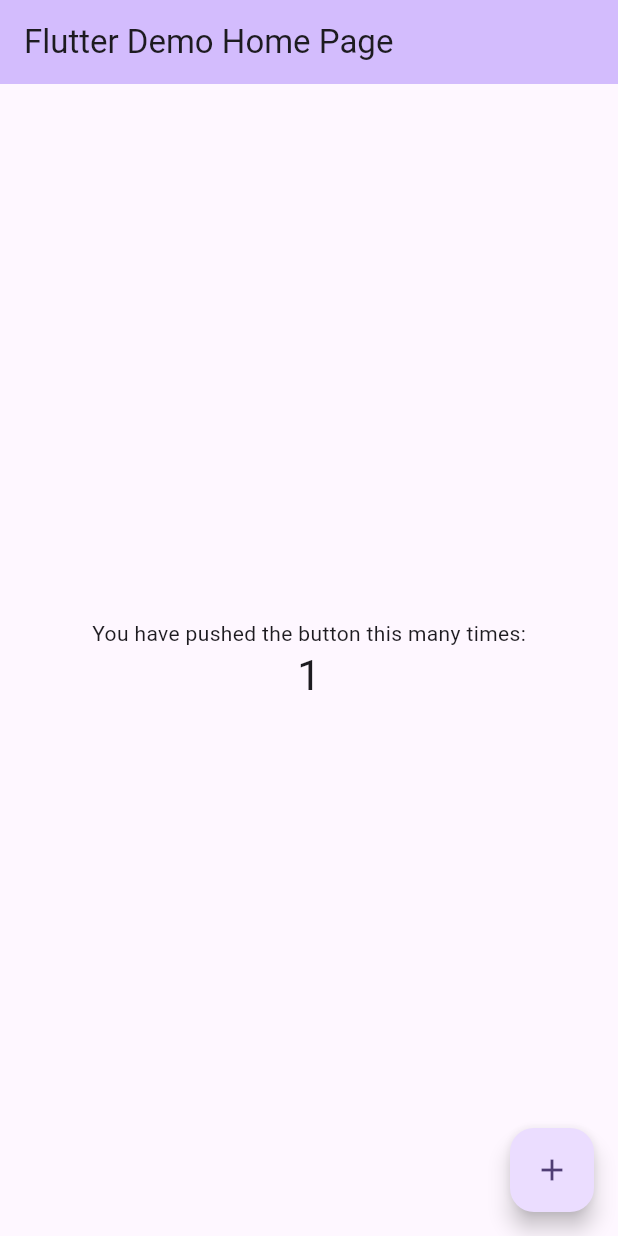
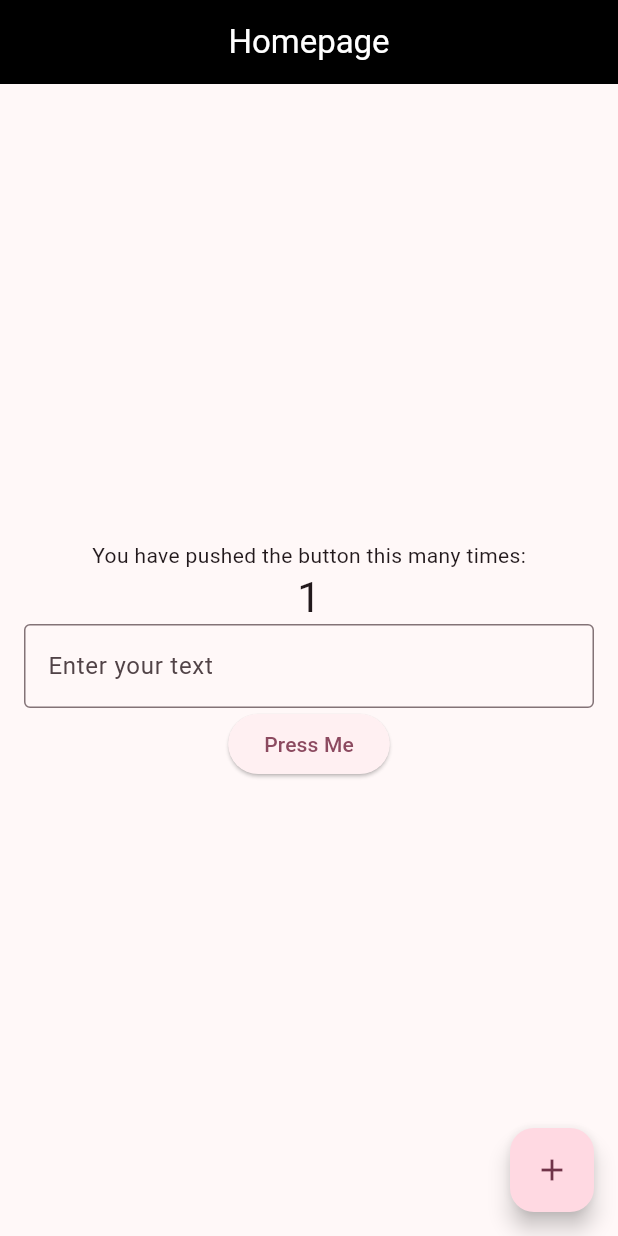
Before and after one commit to makibaby78/flutter, a Flutter app: the screen it shows after launch, after a tap on the "add" icon, on a phone screen of 412 x 824 dp. Run offline on Flutter 3.47's test engine with Material 3 defaults, Android fonts, the phone set to English and light mode, and no system bars.

```diff
--- /dev/null
+++ b/lib/home_screen.dart
@@ -0,0 +1,115 @@
+import 'package:flutter/material.dart';
+import 'package:logging/logging.dart';
+import 'package:flutter_application_2/next_page.dart';
+
+class MyHomePage extends StatefulWidget {
+  const MyHomePage({super.key, required this.title});
+
+  // This widget is the home page of your application. It is stateful, meaning
+  // that it has a State object (defined below) that contains fields that affect
+  // how it looks.
+
+  // This class is the configuration for the state. It holds the values (in this
+  // case the title) provided by the parent (in this case the App widget) and
+  // used by the build method of the State. Fields in a Widget subclass are
+  // always marked "final".
+
+  final String title;
+
+  @override
+  State<MyHomePage> createState() => _MyHomePageState();
+}
+
+class _MyHomePageState extends State<MyHomePage> {
+  final Logger _logger = Logger('MyHomePage');
+  int _counter = 0;
+
+  void _incrementCounter() {
+    setState(() {
+      // This call to setState tells the Flutter framework that something has
+      // changed in this State, which causes it to rerun the build method below
+      // so that the display can reflect the updated values. If we changed
+      // _counter without calling setState(), then the build method would not be
+      // called again, and so nothing would appear to happen.
+      _counter++;
+    });
+  }
+
+  final TextEditingController _controller = TextEditingController();
+
+  @override
+  Widget build(BuildContext context) {
+    // This method is rerun every time setState is called, for instance as done
+    // by the _incrementCounter method above.
+    //
+    // The Flutter framework has been optimized to make rerunning build methods
+    // fast, so that you can just rebuild anything that needs updating rather
+    // than having to individually change instances of widgets.
+    return Scaffold(
+      appBar: AppBar(
+        // TRY THIS: Try changing the color here to a specific color (to
+        // Colors.amber, perhaps?) and trigger a hot reload to see the AppBar
+        // change color while the other colors stay the same.
+        backgroundColor: Colors.black,
+        // Here we take the value from the MyHomePage object that was created by
+        // the App.build method, and use it to set our appbar title.
+        centerTitle: true,
+        title: Text(
+          widget.title,
+          style: const TextStyle(
+            color: Colors.white
+          ),
+        ),
+      ),
+      body: Padding(
+        padding: const EdgeInsets.all(16.0), // Add padding to the whole page
+          child: Column(
+          // Column is also a layout widget. It takes a list of children and
+          // arranges them vertically. By default, it sizes itself to fit its
+          // children horizontally, and tries to be as tall as its parent.
+          //
+          // Column has various properties to control how it sizes itself and
+          // how it positions its children. Here we use mainAxisAlignment to
+          // center the children vertically; the main axis here is the vertical
+          // axis because Columns are vertical (the cross axis would be
+          // horizontal).
+          //
+          // TRY THIS: Invoke "debug painting" (choose the "Toggle Debug Paint"
+          // action in the IDE, or press "p" in the console), to see the
+          // wireframe for each widget.
+          mainAxisAlignment: MainAxisAlignment.center,
+          children: <Widget>[
+            const Text(
+              'You have pushed the button this many times:',
+            ),
+            Text(
+              '$_counter',
+              style: Theme.of(context).textTheme.headlineMedium,
+            ),
+            TextField(
+              controller: _controller,
+              decoration: const InputDecoration(
+                labelText: 'Enter your text',
+                border: OutlineInputBorder(),
+              ),
+            ),
+            ElevatedButton(
+              onPressed: () {
+                Navigator.push(
+                  context,
+                  MaterialPageRoute(builder: (context) => NextPage()),
+                );
+              },
+              child: const Text('Press Me'),
+            ),
+          ],
+        ),
+      ),
+      floatingActionButton: FloatingActionButton(
+        onPressed: _incrementCounter,
+        tooltip: 'Increment',
+        child: const Icon(Icons.add),
+      ), // This trailing comma makes auto-formatting nicer for build methods.
+    );
+  }
+}
--- a/lib/main.dart
+++ b/lib/main.dart
@@ -1,7 +1,20 @@
 import 'package:flutter/material.dart';
+import 'package:logging/logging.dart';
+import 'package:flutter_application_2/home_screen.dart';
 
-void main() {
+void main() async {
+  _setupLogging();
+
+  WidgetsFlutterBinding.ensureInitialized();
+
   runApp(const MyApp());
+}
+
+void _setupLogging() {
+  Logger.root.level = Level.ALL; // Set this to Level.SEVERE for less verbosity in production
+  Logger.root.onRecord.listen((record) {
+    print('${record.level.name}: ${record.time}: ${record.message}');
+  });
 }
 
 class MyApp extends StatelessWidget {
@@ -11,7 +24,7 @@ class MyApp extends StatelessWidget {
   @override
   Widget build(BuildContext context) {
     return MaterialApp(
-      title: 'Flutter Demo',
+      title: 'Login System',
       theme: ThemeData(
         // This is the theme of your application.
         //
@@ -28,98 +41,10 @@ class MyApp extends StatelessWidget {
         //
         // This works for code too, not just values: Most code changes can be
         // tested with just a hot reload.
-        colorScheme: ColorScheme.fromSeed(seedColor: Colors.deepPurple),
+        colorScheme: ColorScheme.fromSeed(seedColor: Colors.black),
         useMaterial3: true,
       ),
-      home: const MyHomePage(title: 'Flutter Demo Home Page'),
+      home: const MyHomePage(title: 'Homepage'),
     );
   }
 }
-
-class MyHomePage extends StatefulWidget {
-  const MyHomePage({super.key, required this.title});
-
-  // This widget is the home page of your application. It is stateful, meaning
-  // that it has a State object (defined below) that contains fields that affect
-  // how it looks.
-
-  // This class is the configuration for the state. It holds the values (in this
-  // case the title) provided by the parent (in this case the App widget) and
-  // used by the build method of the State. Fields in a Widget subclass are
-  // always marked "final".
-
-  final String title;
-
-  @override
-  State<MyHomePage> createState() => _MyHomePageState();
-}
-
-class _MyHomePageState extends State<MyHomePage> {
-  int _counter = 0;
-
-  void _incrementCounter() {
-    setState(() {
-      // This call to setState tells the Flutter framework that something has
-      // changed in this State, which causes it to rerun the build method below
-      // so that the display can reflect the updated values. If we changed
-      // _counter without calling setState(), then the build method would not be
-      // called again, and so nothing would appear to happen.
-      _counter++;
-    });
-  }
-
-  @override
-  Widget build(BuildContext context) {
-    // This method is rerun every time setState is called, for instance as done
-    // by the _incrementCounter method above.
-    //
-    // The Flutter framework has been optimized to make rerunning build methods
-    // fast, so that you can just rebuild anything that needs updating rather
-    // than having to individually change instances of widgets.
-    return Scaffold(
-      appBar: AppBar(
-        // TRY THIS: Try changing the color here to a specific color (to
-        // Colors.amber, perhaps?) and trigger a hot reload to see the AppBar
-        // change color while the other colors stay the same.
-        backgroundColor: Theme.of(context).colorScheme.inversePrimary,
-        // Here we take the value from the MyHomePage object that was created by
-        // the App.build method, and use it to set our appbar title.
-        title: Text(widget.title),
-      ),
-      body: Center(
-        // Center is a layout widget. It takes a single child and positions it
-        // in the middle of the parent.
-        child: Column(
-          // Column is also a layout widget. It takes a list of children and
-          // arranges them vertically. By default, it sizes itself to fit its
-          // children horizontally, and tries to be as tall as its parent.
-          //
-          // Column has various properties to control how it sizes itself and
-          // how it positions its children. Here we use mainAxisAlignment to
-          // center the children vertically; the main axis here is the vertical
-          // axis because Columns are vertical (the cross axis would be
-          // horizontal).
-          //
-          // TRY THIS: Invoke "debug painting" (choose the "Toggle Debug Paint"
-          // action in the IDE, or press "p" in the console), to see the
-          // wireframe for each widget.
-          mainAxisAlignment: MainAxisAlignment.center,
-          children: <Widget>[
-            const Text(
-              'You have pushed the button this many times:',
-            ),
-            Text(
-              '$_counter',
-              style: Theme.of(context).textTheme.headlineMedium,
-            ),
-          ],
-        ),
-      ),
-      floatingActionButton: FloatingActionButton(
-        onPressed: _incrementCounter,
-        tooltip: 'Increment',
-        child: const Icon(Icons.add),
-      ), // This trailing comma makes auto-formatting nicer for build methods.
-    );
-  }
-}
```
Also changed, not shown: lib/next_page.dart (added, +20 -0 lines), pubspec.yaml (+12 -1 lines), pubspec.lock, 8 other files.
